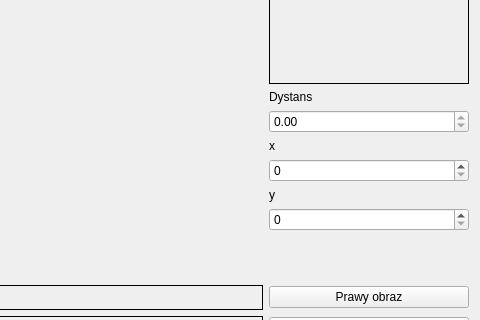
dzikipasterz/StareoVision, file StereoVision/widgetmeasoffline.ui: the form before one commit; both pictures show x 381 to 861 and y 273 to 593 of the 861 by 681 pixel window.
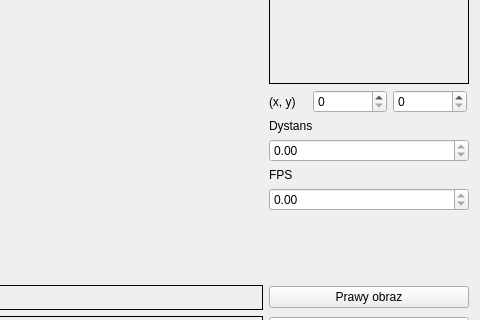
The form after the commit.

The edit to the form file:
```diff
--- a/StereoVision/widgetmeasoffline.ui
+++ b/StereoVision/widgetmeasoffline.ui
@@ -193,6 +193,49 @@
          </property>
         </widget>
        </item>
+       <item>
+        <layout class="QHBoxLayout" name="horizontalLayout_3">
+         <item>
+          <widget class="QLabel" name="label_4">
+           <property name="maximumSize">
+            <size>
+             <width>38</width>
+             <height>17</height>
+            </size>
+           </property>
+           <property name="text">
+            <string>(x, y)</string>
+           </property>
+          </widget>
+         </item>
+         <item>
+          <widget class="QSpinBox" name="spinBoxX">
+           <property name="maximumSize">
+            <size>
+             <width>74</width>
+             <height>26</height>
+            </size>
+           </property>
+           <property name="maximum">
+            <number>10000</number>
+           </property>
+          </widget>
+         </item>
+         <item>
+          <widget class="QSpinBox" name="spinBoxY">
+           <property name="maximumSize">
+            <size>
+             <width>74</width>
+             <height>26</height>
+            </size>
+           </property>
+           <property name="maximum">
+            <number>10000</number>
+           </property>
+          </widget>
+         </item>
+        </layout>
+       </item>
        <item>
         <widget class="QLabel" name="label_3">
          <property name="maximumSize">
@@ -223,7 +266,7 @@
         </widget>
        </item>
        <item>
-        <widget class="QLabel" name="label_4">
+        <widget class="QLabel" name="label_6">
          <property name="maximumSize">
           <size>
            <width>200</width>
@@ -231,46 +274,20 @@
           </size>
          </property>
          <property name="text">
-          <string>x</string>
+          <string>FPS</string>
          </property>
         </widget>
        </item>
        <item>
-        <widget class="QSpinBox" name="spinBoxX">
+        <widget class="QDoubleSpinBox" name="doubleSpinBoxFPS">
          <property name="maximumSize">
           <size>
            <width>200</width>
            <height>26</height>
           </size>
          </property>
-         <property name="maximum">
-          <number>10000</number>
-         </property>
-        </widget>
-       </item>
-       <item>
-        <widget class="QLabel" name="label_5">
-         <property name="maximumSize">
-          <size>
-           <width>200</width>
-           <height>17</height>
-          </size>
-         </property>
-         <property name="text">
-          <string>y</string>
-         </property>
-        </widget>
-       </item>
-       <item>
-        <widget class="QSpinBox" name="spinBoxY">
-         <property name="maximumSize">
-          <size>
-           <width>200</width>
-           <height>26</height>
-          </size>
-         </property>
-         <property name="maximum">
-          <number>10000</number>
+         <property name="readOnly">
+          <bool>true</bool>
          </property>
         </widget>
        </item>
```
Left out of the diff: 92 changed lines with no effect on the pictures.
